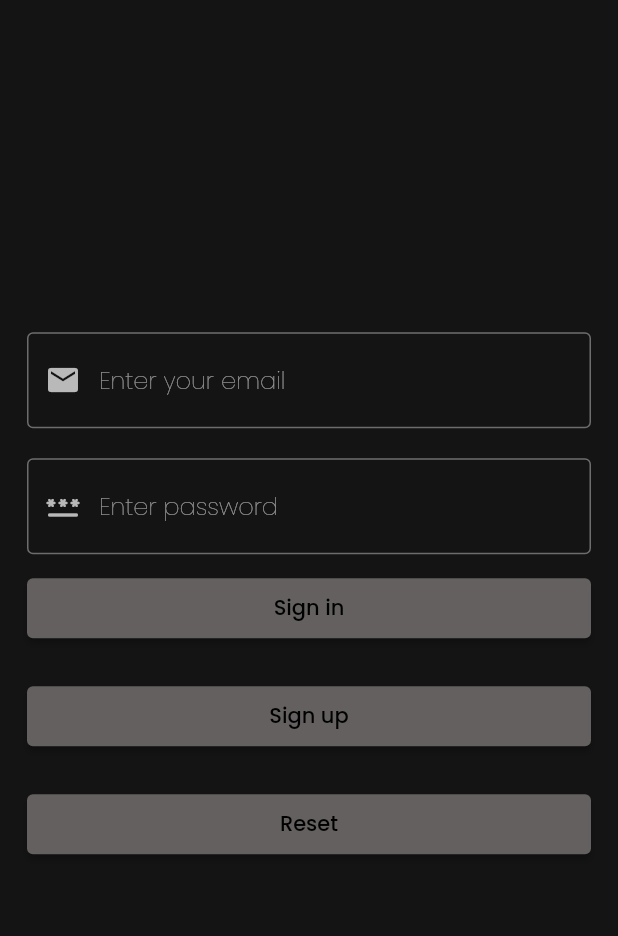
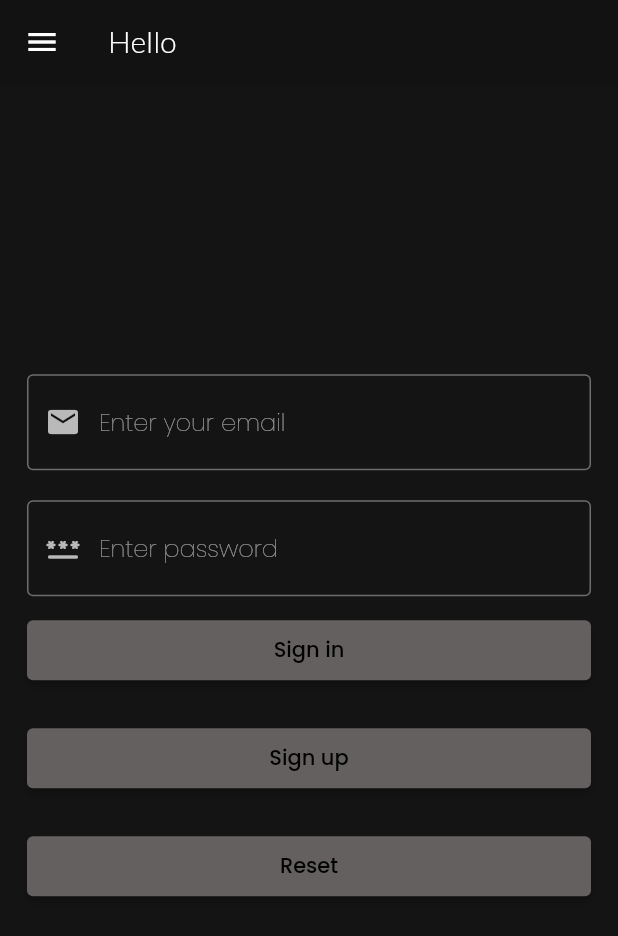
Before and after one commit to codinesh/supashare, a Flutter app: the screen it shows after launch, on a phone screen of 412 x 824 dp. Shown: the top 936 px of the screen. Run offline on Flutter 3.47's test engine with Material 2 defaults, Android fonts, the phone set to English and light mode, and no system bars; our stand-ins replace flutter_hooks, flutter_riverpod, flutter_secure_storage, freezed_annotation, google_fonts, hooks_riverpod and 3 more; accounts and stored records are empty; statements that could not run were skipped.

Commit message:
added layout

```diff
--- a/lib/main.dart
+++ b/lib/main.dart
@@ -28,12 +28,12 @@ class MyApp extends StatelessWidget {
   Widget build(BuildContext context) {
     return MaterialApp(
       title: 'Supashare',
-      onGenerateRoute: AppRouter.generateRoute,
+      debugShowCheckedModeBanner: false,
       navigatorKey: AppRouter.navigatorKey,
-      debugShowCheckedModeBanner: false,
       theme: CustomTheme.mainTheme,
       darkTheme: CustomTheme.mainTheme,
       initialRoute: AppRouter.initialRoute,
+      onGenerateRoute: AppRouter.generateRoute,
     );
   }
 }
--- a/lib/routes/app_router.dart
+++ b/lib/routes/app_router.dart
@@ -4,6 +4,7 @@ import 'package:flutter/material.dart';
 import '../ui/screens/appstartup.dart';
 import '../ui/screens/forgotpassword.dart';
 import '../ui/screens/home.dart';
+import '../ui/screens/layout.dart';
 import '../ui/screens/login.dart';
 import '../ui/screens/register.dart';
 import 'routes.dart';
@@ -30,29 +31,30 @@ class AppRouter {
     // final args = settings.arguments;
     switch (settings.name) {
       case '/':
+        return null;
       case Routes.AppStartupScreenRoute:
         return MaterialPageRoute<dynamic>(
-          builder: (_) => AppStartupScreen(),
+          builder: (_) => Layout(child: AppStartupScreen()),
           settings: const RouteSettings(name: Routes.AppStartupScreenRoute),
         );
       case Routes.LoginScreenRoute:
         return MaterialPageRoute<dynamic>(
-          builder: (_) => Scaffold(body: LoginScreen()),
+          builder: (_) => Layout(child: Scaffold(body: LoginScreen())),
           settings: const RouteSettings(name: Routes.LoginScreenRoute),
         );
       case Routes.RegisterScreenRoute:
         return MaterialPageRoute<dynamic>(
-          builder: (_) => RegisterScreen(),
+          builder: (_) => Layout(child: RegisterScreen()),
           settings: const RouteSettings(name: Routes.RegisterScreenRoute),
         );
       case Routes.ForgotPasswordScreenRoute:
         return MaterialPageRoute<dynamic>(
-          builder: (_) => ForgotPasswordScreen(),
+          builder: (_) => Layout(child: ForgotPasswordScreen()),
           settings: const RouteSettings(name: Routes.ForgotPasswordScreenRoute),
         );
       case Routes.WelcomeScreenRoute:
         return MaterialPageRoute<dynamic>(
-          builder: (_) => WelcomeScreen(),
+          builder: (_) => Layout(child: HomeScreen()),
           settings: const RouteSettings(name: Routes.WelcomeScreenRoute),
         );
       default:
--- a/lib/ui/screens/appstartup.dart
+++ b/lib/ui/screens/appstartup.dart
@@ -1,9 +1,8 @@
 import 'package:flutter/material.dart';
 import 'package:hooks_riverpod/hooks_riverpod.dart';
 import 'package:supashare/providers/auth_provider.dart';
-
-import '../../routes/app_router.dart';
-import '../../routes/routes.dart';
+import 'package:supashare/ui/screens/login.dart';
+import 'home.dart';
 
 class AppStartupScreen extends HookConsumerWidget {
   const AppStartupScreen({Key? key}) : super(key: key);
@@ -12,13 +11,18 @@ class AppStartupScreen extends HookConsumerWidget {
   Widget build(BuildContext context, WidgetRef ref) {
     var authprovider = ref.watch(authStateProvider);
 
-    authprovider.maybeWhen(
-      (user, session) => AppRouter.pushNamed(Routes.WelcomeScreenRoute),
-      orElse: () {
-        AppRouter.pushNamed(Routes.LoginScreenRoute);
-      },
+    return Container(
+      child: authprovider.when(
+        (_, __) => const HomeScreen(),
+        authenticating: () => Container(
+          color: Colors.blue,
+          child: const CircularProgressIndicator(),
+        ),
+        error: (e) => Center(
+          child: Text('Error: ' + e.toString()),
+        ),
+        unauthenticated: () => LoginScreen(),
+      ),
     );
-
-    return Container();
   }
 }
--- a/lib/ui/screens/home.dart
+++ b/lib/ui/screens/home.dart
@@ -5,8 +5,8 @@ import 'package:supashare/utils/constants.dart';
 
 import '../../providers/auth_provider.dart';
 
-class WelcomeScreen extends HookConsumerWidget {
-  const WelcomeScreen({Key? key}) : super(key: key);
+class HomeScreen extends HookConsumerWidget {
+  const HomeScreen({Key? key}) : super(key: key);
 
   @override
   Widget build(BuildContext context, WidgetRef ref) {
@@ -14,6 +14,7 @@ class WelcomeScreen extends HookConsumerWidget {
 
     return Column(
       mainAxisAlignment: MainAxisAlignment.center,
+      crossAxisAlignment: CrossAxisAlignment.center,
       children: [
         const Text(
           'Welcome',
--- /dev/null
+++ b/lib/ui/screens/layout.dart
@@ -0,0 +1,108 @@
+import 'package:flutter/material.dart';
+import 'package:hooks_riverpod/hooks_riverpod.dart';
+
+class Layout extends HookConsumerWidget {
+  Widget child;
+  Layout({required this.child, Key? key}) : super(key: key);
+
+  @override
+  Widget build(BuildContext context, WidgetRef ref) {
+    return SafeArea(
+        child: Scaffold(
+      drawer: Drawer(
+        child: Column(
+          crossAxisAlignment: CrossAxisAlignment.stretch,
+          children: [
+            const DrawerHeader(
+              decoration: BoxDecoration(
+                image: DecorationImage(
+                    image: AssetImage('assets/headerbackground.jpg'),
+                    fit: BoxFit.fill),
+                color: Colors.blueGrey,
+              ),
+              child: Text(
+                'Supashare',
+                style: TextStyle(
+                    color: Colors.blueGrey,
+                    fontSize: 24,
+                    fontWeight: FontWeight.bold),
+              ),
+            ),
+            Expanded(
+              child: ListView.separated(
+                separatorBuilder: (_, __) => const Divider(
+                  color: Colors.black,
+                ),
+                itemCount: 5,
+                itemBuilder: (_, index) => ListTile(
+                  style: ListTileStyle.drawer,
+                  title: Text(
+                    'Item $index',
+                    style: const TextStyle(
+                      color: Colors.blueGrey,
+                      fontSize: 18,
+                    ),
+                  ),
+                  leading: Icon(Icons.account_balance_outlined),
+                  onTap: () {
+                    Navigator.pop(context);
+                  },
+                ),
+              ),
+            ),
+            const Divider(
+              color: Colors.black,
+            ),
+            Container(
+                height: 40,
+                width: double.maxFinite,
+                alignment: Alignment.centerLeft,
+                child: Row(
+                  mainAxisAlignment: MainAxisAlignment.spaceBetween,
+                  children: [
+                    const Padding(
+                      padding: EdgeInsets.only(left: 8.0),
+                      child: Text('Dinesh'),
+                    ),
+                    IconButton(
+                        onPressed: () {
+                          Navigator.pop(context);
+                          showDialog(
+                              context: context,
+                              builder: (context) {
+                                return AlertDialog(
+                                  title: Text('Logout'),
+                                  content:
+                                      Text('Are you sure you want to logout?'),
+                                  actions: [
+                                    ElevatedButton(
+                                      child: Text('Yes'),
+                                      onPressed: () {
+                                        Navigator.pop(context);
+                                      },
+                                    ),
+                                    ElevatedButton(
+                                      child: Text('No'),
+                                      onPressed: () {
+                                        Navigator.pop(context);
+                                      },
+                                    ),
+                                  ],
+                                );
+                              });
+                        },
+                        icon: Icon(Icons.logout)),
+                  ],
+                ))
+          ],
+        ),
+      ),
+      appBar: AppBar(
+        shadowColor: Colors.transparent,
+        elevation: 0,
+        title: Text('Hello'),
+      ),
+      body: Container(width: double.infinity, child: child),
+    ));
+  }
+}
--- a/pubspec.yaml
+++ b/pubspec.yaml
@@ -55,8 +55,8 @@ flutter:
   # the material Icons class.
   uses-material-design: true
   # To add assets to your application, add an assets section, like this:
-  # assets:
-  #   - images/a_dot_burr.jpeg
+  assets:
+    - assets/
   #   - images/a_dot_ham.jpeg
   # An image asset can refer to one or more resolution-specific "variants", see
   # https://flutter.dev/assets-and-images/#resolution-aware.
```
Also changed, not shown: assets/headerbackground.jpg (added), 1 other file.
